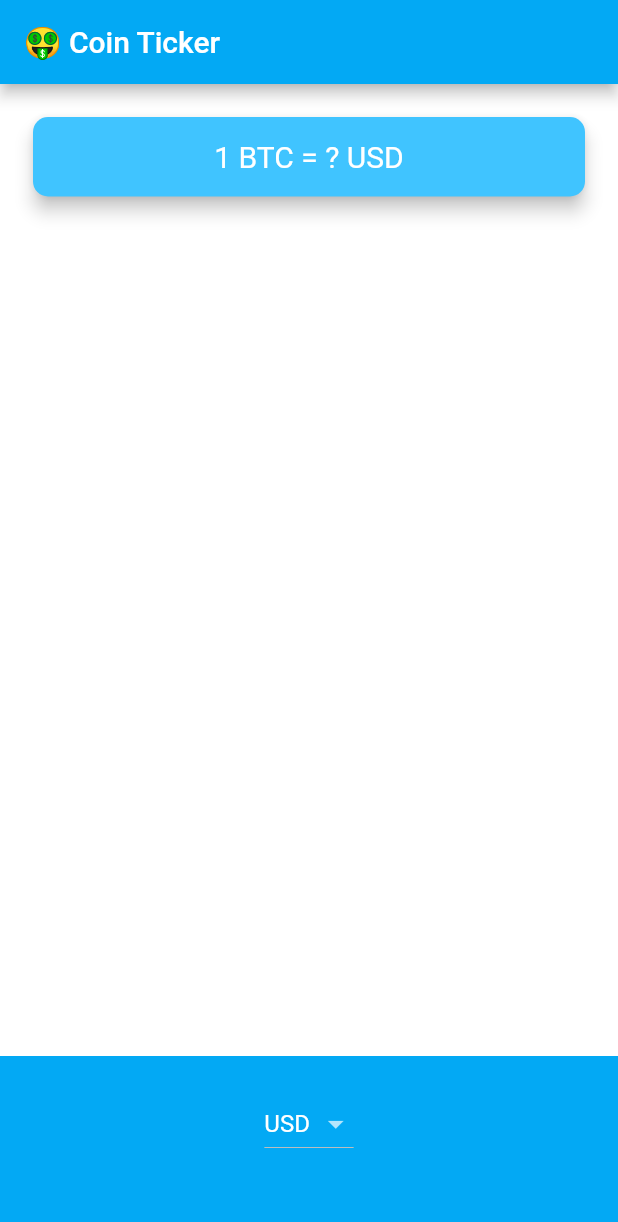
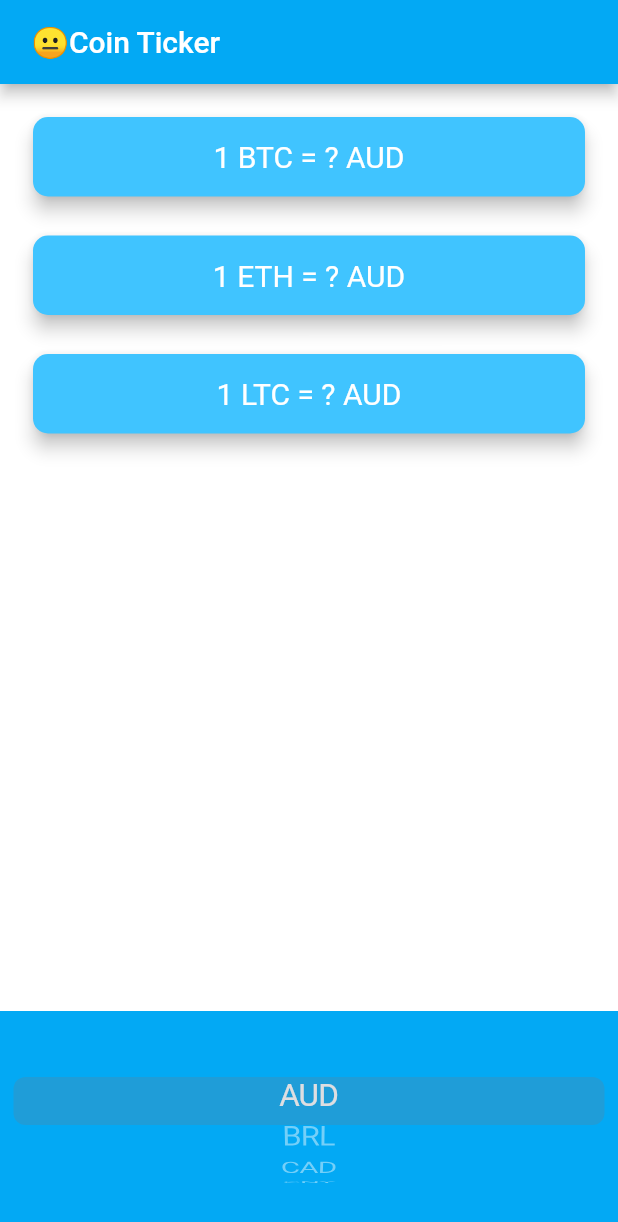
Before and after one commit to saikatbhuiyan/bitcoin-ticker, a Flutter app: the screen it shows after launch, on a phone screen of 412 x 824 dp. Shown: the top 1222 px of the screen. Run offline on Flutter 3.47's test engine with Material 2 defaults, Android fonts, the phone set to English and light mode, and no system bars; network calls fail.

Commit message:
add final

```diff
--- a/lib/price_screen.dart
+++ b/lib/price_screen.dart
@@ -1,7 +1,7 @@
 import 'package:flutter/material.dart';
 import 'package:flutter/cupertino.dart';
+import 'coin_data.dart';
 import 'dart:io' show Platform;
-import 'coin_data.dart';
 
 class PriceScreen extends StatefulWidget {
   @override
@@ -9,7 +9,7 @@ class PriceScreen extends StatefulWidget {
 }
 
 class _PriceScreenState extends State<PriceScreen> {
-  String selectedCurrency = 'USD';
+  String selectedCurrency = 'AUD';
 
   DropdownButton<String> androidDropdown() {
     List<DropdownMenuItem<String>> dropdownItems = [];
@@ -27,7 +27,7 @@ class _PriceScreenState extends State<PriceScreen> {
       onChanged: (value) {
         setState(() {
           selectedCurrency = value;
-//          getData();
+          getData();
         });
       },
     );
@@ -45,32 +45,90 @@ class _PriceScreenState extends State<PriceScreen> {
       onSelectedItemChanged: (selectedIndex) {
         setState(() {
           selectedCurrency = currenciesList[selectedIndex];
-//          getData();
+          getData();
         });
       },
       children: pickerItems,
     );
   }
 
-//  Widget getPicker() {
-//    if (Platform.isIOS) {
-//      return iOSPicker();
-//    } else if (Platform.isAndroid) {
-//      return androidDropdown();
-//    }
-//  }
+  Map<String, String> coinValues = {};
+  bool isWaiting = false;
+
+  void getData() async {
+    isWaiting = true;
+    try {
+      var data = await CoinData().getCoinData(selectedCurrency);
+      isWaiting = false;
+      setState(() {
+        coinValues = data;
+      });
+    } catch (e) {
+      print(e);
+    }
+  }
+
+  @override
+  void initState() {
+    super.initState();
+    getData();
+  }
+
+  Column makeCards() {
+    List<CryptoCard> cryptoCards = [];
+    for (String crypto in cryptoList) {
+      cryptoCards.add(
+        CryptoCard(
+          cryptoCurrency: crypto,
+          selectedCurrency: selectedCurrency,
+          value: isWaiting ? '?' : coinValues[crypto],
+        ),
+      );
+    }
+    return Column(
+      crossAxisAlignment: CrossAxisAlignment.stretch,
+      children: cryptoCards,
+    );
+  }
 
   @override
   Widget build(BuildContext context) {
     return Scaffold(
       appBar: AppBar(
-        title: Text('🤑 Coin Ticker'),
+        title: Text(' 😐Coin Ticker'),
       ),
       body: Column(
         mainAxisAlignment: MainAxisAlignment.spaceBetween,
         crossAxisAlignment: CrossAxisAlignment.stretch,
         children: <Widget>[
-          Padding(
+          makeCards(),
+          Container(
+            height: 150.0,
+            alignment: Alignment.center,
+            padding: EdgeInsets.only(bottom: 30.0),
+            color: Colors.lightBlue,
+            child: Platform.isIOS ? androidDropdown() : iOSPicker(),
+          ),
+        ],
+      ),
+    );
+  }
+}
+
+class CryptoCard extends StatelessWidget {
+  const CryptoCard({
+    this.value,
+    this.selectedCurrency,
+    this.cryptoCurrency,
+  });
+
+  final String value;
+  final String selectedCurrency;
+  final String cryptoCurrency;
+
+  @override
+  Widget build(BuildContext context) {
+    return Padding(
       padding: EdgeInsets.fromLTRB(18.0, 18.0, 18.0, 0),
       child: Card(
         color: Colors.lightBlueAccent,
@@ -81,7 +139,7 @@ class _PriceScreenState extends State<PriceScreen> {
         child: Padding(
           padding: EdgeInsets.symmetric(vertical: 15.0, horizontal: 28.0),
           child: Text(
-                  '1 BTC = ? USD',
+            '1 $cryptoCurrency = $value $selectedCurrency',
             textAlign: TextAlign.center,
             style: TextStyle(
               fontSize: 20.0,
@@ -90,16 +148,6 @@ class _PriceScreenState extends State<PriceScreen> {
           ),
         ),
       ),
-          ),
-          Container(
-            height: 120.0,
-            alignment: Alignment.center,
-            padding: EdgeInsets.only(bottom: 30.0),
-            color: Colors.lightBlue,
-            child: Platform.isIOS ? iOSPicker() : androidDropdown(),
-          ),
-        ],
-      ),
     );
   }
 }
```
Also changed, not shown: lib/coin_data.dart (+26 -1 lines). Lines whose indentation alone changed are shown as unchanged.
